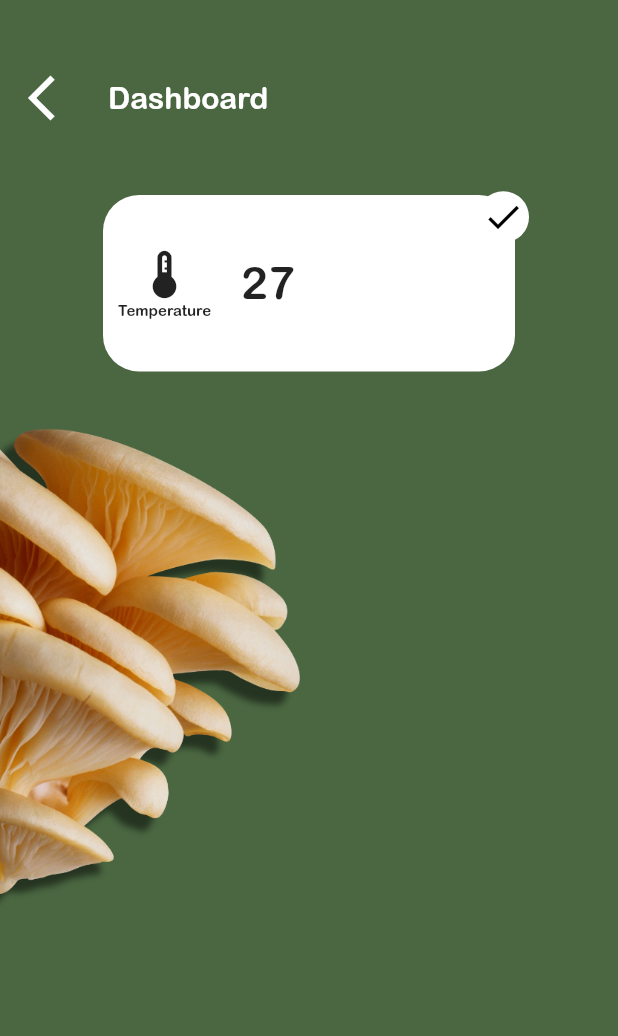
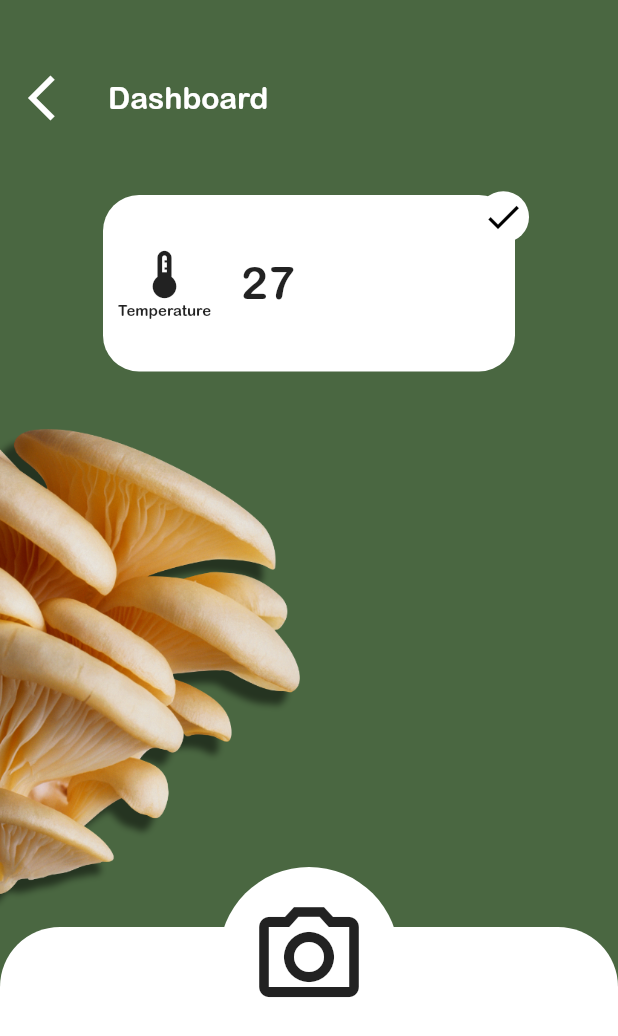
Before and after one commit to muxonn/grow_guard, a Flutter app: the PlantPage screen opened directly, on a phone screen of 412 x 824 dp. Shown: the top 1036 px of the screen. Run offline on Flutter 3.47's test engine with Material 2 defaults, Android fonts, the phone set to English and light mode, and no system bars.

Commit message:
Add basic bottom bar with camera icon to plant page

```diff
--- a/lib/plant_page.dart
+++ b/lib/plant_page.dart
@@ -7,6 +7,7 @@ class PlantPage extends StatelessWidget {
 
   @override
   Widget build(BuildContext context) {
+    final size = MediaQuery.of(context).size;
     return Scaffold(
       backgroundColor: forestGreen,
       appBar: AppBar(
@@ -48,6 +49,43 @@ class PlantPage extends StatelessWidget {
               ),
             ],
           ),
+          Align(
+            alignment: Alignment.bottomCenter,
+            child: Stack(
+              clipBehavior: Clip.none,
+              children: [
+                Container(
+                  decoration: const BoxDecoration(
+                    borderRadius: BorderRadius.only(
+                      topLeft: Radius.circular(40),
+                      topRight: Radius.circular(40),
+                    ),
+                    color: Colors.white,
+                  ),
+                  width: size.width,
+                  height: size.height / 4,
+                ),
+                Positioned.fill(
+                  top: -40,
+                  child: Align(
+                    alignment: Alignment.topCenter,
+                    child: Container(
+                      decoration: const BoxDecoration(
+                        color: Colors.white,
+                        shape: BoxShape.circle,
+                      ),
+                      width: 120,
+                      height: 120,
+                      child: Icon(
+                        Icons.camera_alt_outlined,
+                        size: 80,
+                      ),
+                    ),
+                  ),
+                ),
+              ],
+            ),
+          ),
         ],
       ),
     );
```
